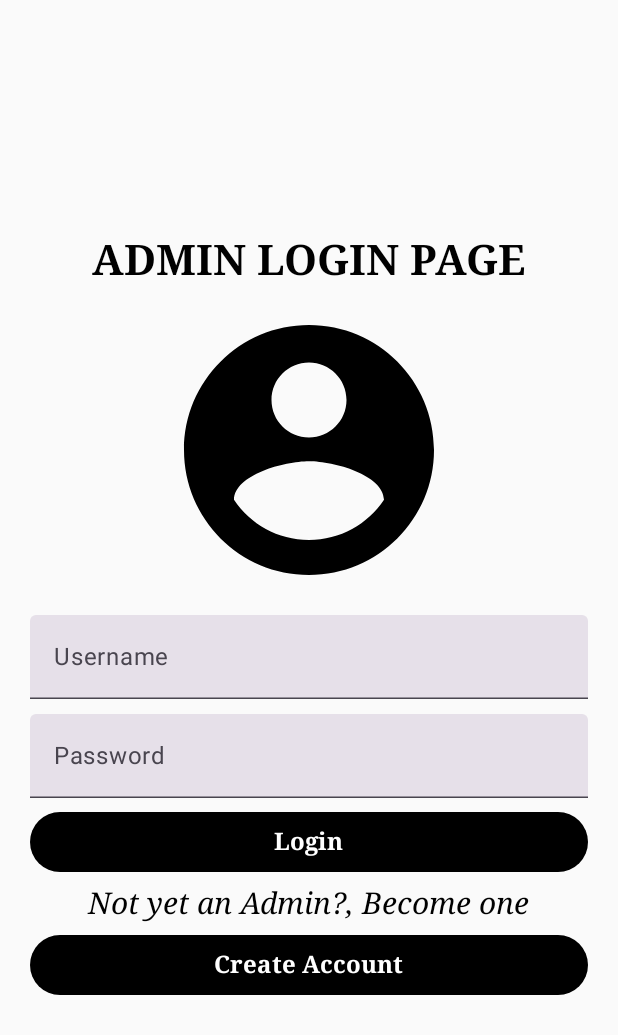
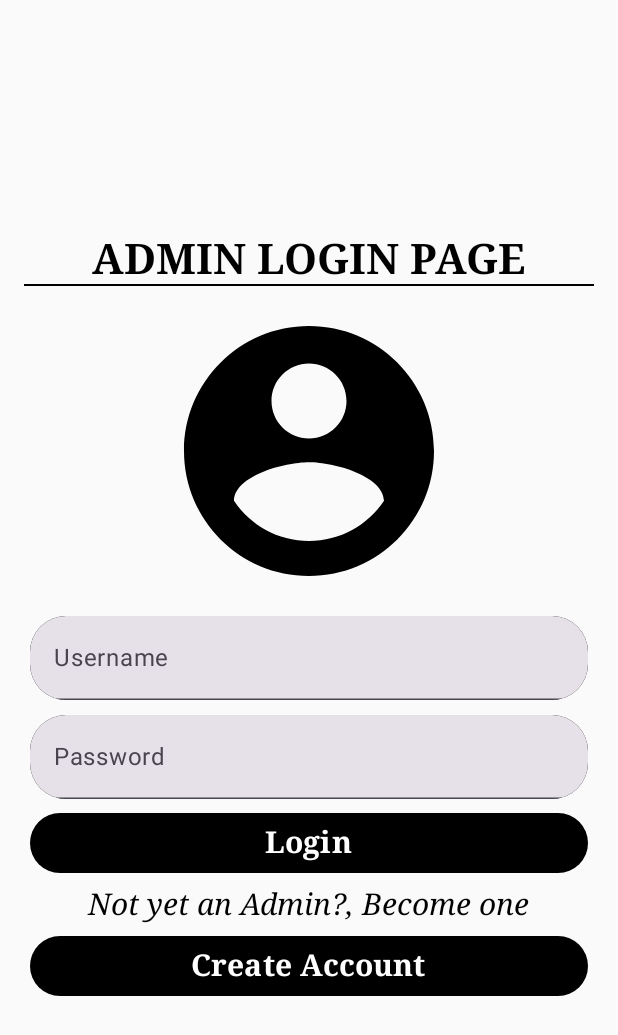
Before and after one commit to bed-com-23-20/School_Attendance_App_V2, an Android app built with Jetpack Compose: the screen it shows after launch (MainActivity), on a phone screen of 412 x 824 dp. Shown: the top 1035 px of the screen. Run offline under Robolectric (Android 15) with nearby library versions, the phone set to English and light mode, and no system bars.

Commit message:
Inserting rounded corners in the textfields

```diff
--- a/app/src/main/java/com/example/school_attendance_register/LoginPage.kt
+++ b/app/src/main/java/com/example/school_attendance_register/LoginPage.kt
@@ -1,5 +1,6 @@
 package com.example.school_attendance_register
 
+import androidx.compose.foundation.background
 import androidx.compose.foundation.layout.Arrangement
 import androidx.compose.foundation.layout.Column
 import androidx.compose.foundation.layout.Spacer
@@ -7,8 +8,11 @@ import androidx.compose.foundation.layout.fillMaxSize
 import androidx.compose.foundation.layout.fillMaxWidth
 import androidx.compose.foundation.layout.height
 import androidx.compose.foundation.layout.padding
+import androidx.compose.foundation.shape.RoundedCornerShape
+import androidx.compose.foundation.text.KeyboardOptions
 import androidx.compose.material3.Button
 import androidx.compose.material3.ButtonDefaults
+import androidx.compose.material3.Divider
 import androidx.compose.material3.Icon
 import androidx.compose.material3.Text
 import androidx.compose.material3.TextField
@@ -25,6 +29,9 @@ import androidx.compose.ui.res.vectorResource
 import androidx.compose.ui.text.font.FontFamily
 import androidx.compose.ui.text.font.FontStyle
 import androidx.compose.ui.text.font.FontWeight
+import androidx.compose.ui.text.input.KeyboardType
+import androidx.compose.ui.text.input.PasswordVisualTransformation
+import androidx.compose.ui.text.input.VisualTransformation
 import androidx.compose.ui.tooling.preview.Preview
 import androidx.compose.ui.unit.dp
 import androidx.compose.ui.unit.sp
@@ -47,6 +54,11 @@ fun LoginPage(){
             fontFamily = FontFamily.Serif,
             fontWeight = FontWeight.Bold,
         )
+        Divider(
+            thickness = 1.dp,
+            color = Color.Black,
+            modifier = Modifier.padding(horizontal = 16.dp)
+        )
         Spacer(modifier = Modifier.height(10.dp))
 
         Icon(imageVector = ImageVector.vectorResource(id = R.drawable.adminloginvector), contentDescription = "Admin vector"
@@ -59,16 +71,29 @@ fun LoginPage(){
             label = {Text("Username")},
             modifier = Modifier.fillMaxWidth()
                 .padding(start = 20.dp, end = 20.dp)
+                .background(
+                    color = Color.Black,
+                    shape = RoundedCornerShape(24.dp)
+                ),
+            shape = RoundedCornerShape(24.dp)
 
         )
         Spacer(modifier = Modifier.height(10.dp))
 
         TextField(
             value = password,
+            visualTransformation = PasswordVisualTransformation(),
+            //keyboardActions = KeyboardOptions(keyboardType = KeyboardType.Password),
             onValueChange = {password = it},
             label = {Text("Password")},
             modifier = Modifier.fillMaxWidth()
                 .padding(start = 20.dp, end = 20.dp)
+                .background(
+                    color = Color.Black,
+                    shape = RoundedCornerShape(24.dp)
+                ),
+            shape = RoundedCornerShape(24.dp)
+
 
         )
 
@@ -83,7 +108,7 @@ fun LoginPage(){
         ) {
             Text(
                 text = "Login",
-                fontSize = 16.sp,
+                fontSize = 20.sp,
                 fontWeight = FontWeight.Bold,
                 fontFamily = FontFamily.Serif
 
@@ -111,7 +136,7 @@ fun LoginPage(){
         ) {
             Text(
                 text = "Create Account",
-                fontSize = 16.sp,
+                fontSize = 20.sp,
                 fontWeight = FontWeight.Bold,
                 fontFamily = FontFamily.Serif
 
```
Also changed, not shown: app/src/main/java/com/example/school_attendance_register/CreateAccount.kt (added, +52 -0 lines).
